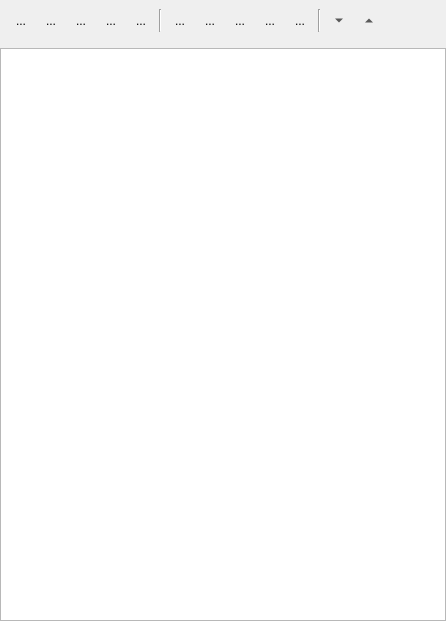
This is sources/lusan/view/common/ui/NaviOfflineLogsScopes.ui in aregtech/areg-sdk-tools as Qt 5 draws it before an edit. The edited form follows.
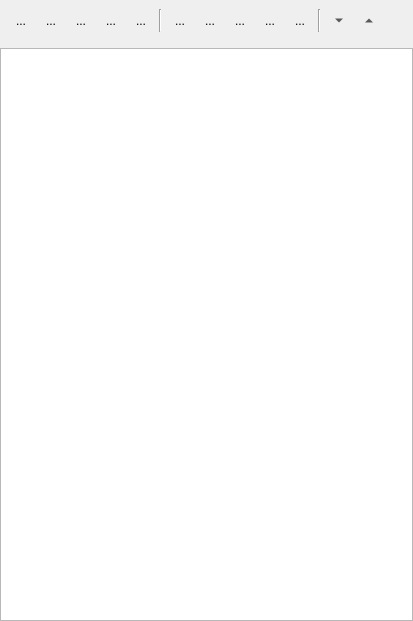
This is the edited form. Icons and pictures are not drawn.

```diff
--- a/sources/lusan/view/common/ui/NaviOfflineLogsScopes.ui
+++ b/sources/lusan/view/common/ui/NaviOfflineLogsScopes.ui
@@ -6,7 +6,7 @@
    <rect>
     <x>0</x>
     <y>0</y>
-    <width>446</width>
+    <width>413</width>
     <height>621</height>
    </rect>
   </property>
```
Left out of the diff: 19 changed lines with no effect on the pictures.
